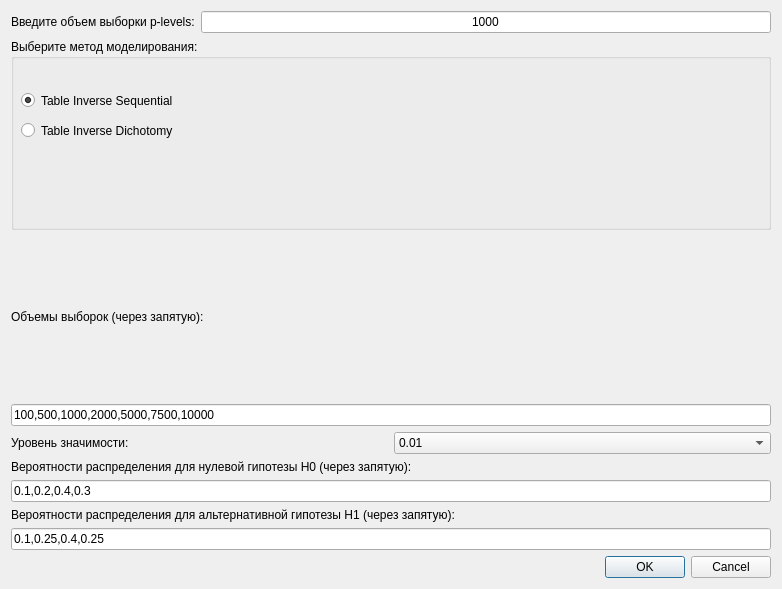
First picture: the form in ui/dialog_poweranalysis.ui, repository braubergiag/ModelDistribution, before the edit.
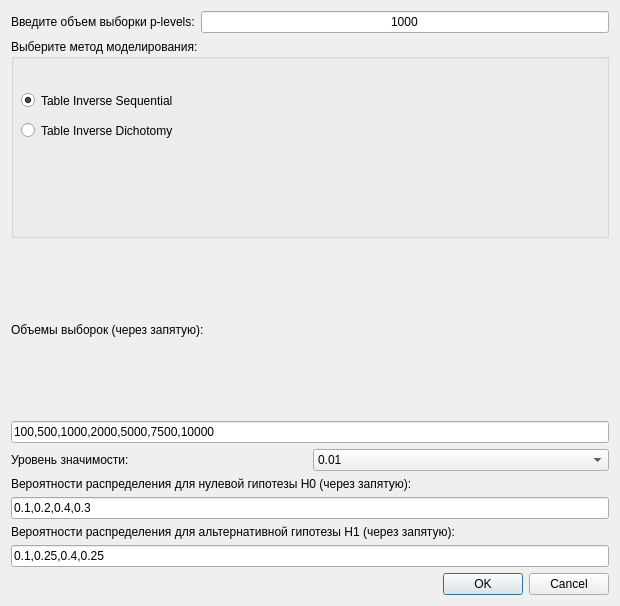
Second picture: the form after the edit.

```diff
--- a/ui/dialog_poweranalysis.ui
+++ b/ui/dialog_poweranalysis.ui
@@ -6,8 +6,8 @@
    <rect>
     <x>0</x>
     <y>0</y>
-    <width>782</width>
-    <height>589</height>
+    <width>620</width>
+    <height>606</height>
    </rect>
   </property>
   <property name="windowTitle">
```
